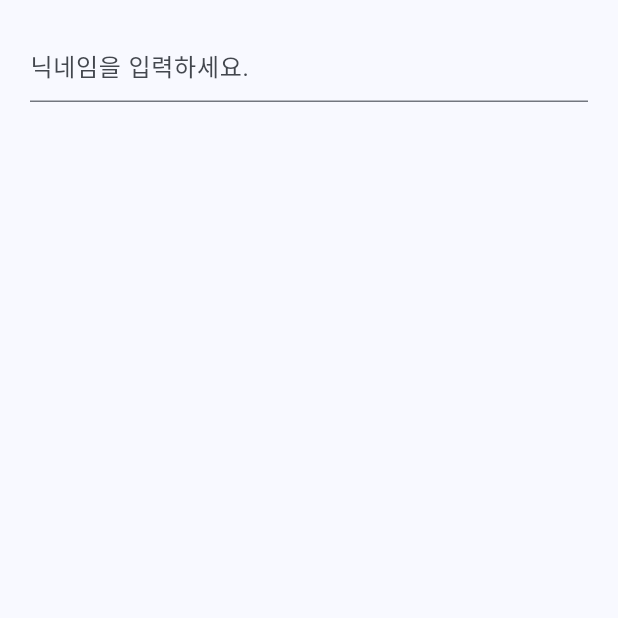
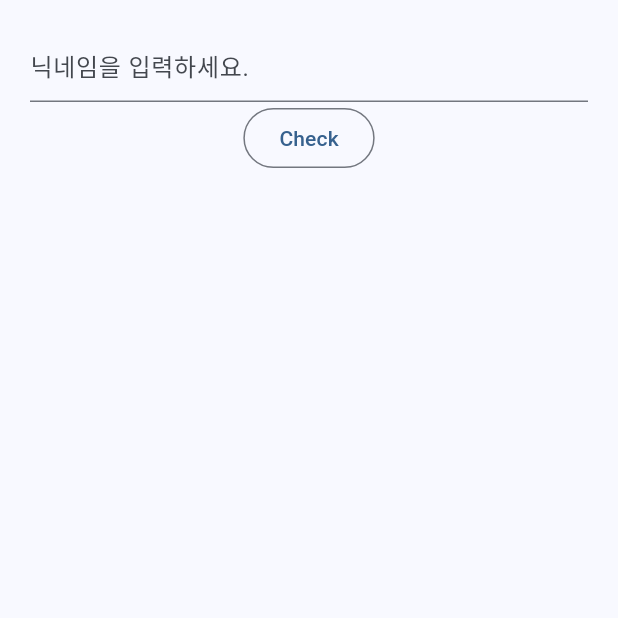
Before and after one commit to sweetandsourkiss/elpam, a Flutter app: the screen it shows after launch, on a phone screen of 412 x 824 dp, the top half of it. Run offline on Flutter 3.47's test engine with Material 3 defaults, Android fonts, the light colour scheme and no system bars; our stand-ins replace flutter_dotenv, flutter_riverpod, freezed_annotation, riverpod_annotation, shared_preferences; generated files the repository leaves out were written again.

Commit message:
Feat: Add ocid check button

```diff
--- a/lib/features/splash.dart
+++ b/lib/features/splash.dart
@@ -18,6 +18,7 @@ class _SplashState extends State<Splash> {
   }
 
   void save() async {
+    print(_controller.text);
     if (_controller.text != '') {
       String ocid = await getOcid(_controller.text);
       _prefs.setString('ocid', ocid);
@@ -31,13 +32,11 @@ class _SplashState extends State<Splash> {
         allowList: <String>{'ocid'},
       ),
     );
-    print(_prefs.getString('ocid'));
   }
 
   @override
   Widget build(BuildContext context) {
-    return Center(
-      child: Padding(
+    return Padding(
       padding: const EdgeInsets.all(20.0),
       child: Column(
         children: [
@@ -52,8 +51,13 @@ class _SplashState extends State<Splash> {
               ),
             ),
           ),
+          OutlinedButton(
+            onPressed: () {
+              print(_prefs.getString('ocid'));
+            },
+            child: Text("Check"),
+          ),
         ],
-        ),
       ),
     );
   }
```
Lines whose indentation alone changed are shown as unchanged.
